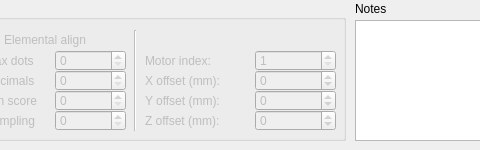
This is line.ui in ahp-electronics/xc-gui as Qt 5 draws it before an edit; both pictures show x 575 to 1055 and y 0 to 150 of the 1211 by 150 pixel window. The edited form follows.
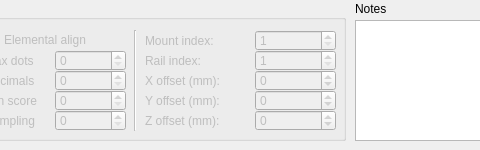
This is the edited form.

Commit message: Fixing crash when adding lines to holograph

```diff
--- a/line.ui
+++ b/line.ui
@@ -461,7 +461,7 @@
      </rect>
     </property>
     <property name="text">
-     <string>Motor index:</string>
+     <string>Rail index:</string>
     </property>
    </widget>
    <widget class="QSpinBox" name="MotorIndex">
@@ -493,6 +493,35 @@
      <string>Histogram</string>
     </property>
    </widget>
+   <widget class="QLabel" name="label_14">
+    <property name="geometry">
+     <rect>
+      <x>390</x>
+      <y>30</y>
+      <width>101</width>
+      <height>21</height>
+     </rect>
+    </property>
+    <property name="text">
+     <string>Mount index:</string>
+    </property>
+   </widget>
+   <widget class="QSpinBox" name="MountMotorIndex">
+    <property name="geometry">
+     <rect>
+      <x>500</x>
+      <y>30</y>
+      <width>81</width>
+      <height>21</height>
+     </rect>
+    </property>
+    <property name="minimum">
+     <number>1</number>
+    </property>
+    <property name="maximum">
+     <number>256</number>
+    </property>
+   </widget>
   </widget>
   <widget class="QGroupBox" name="Counter">
    <property name="enabled">
```
Left out of the diff: 29 changed lines with no effect on the pictures. The commit also changes 6 other files.
